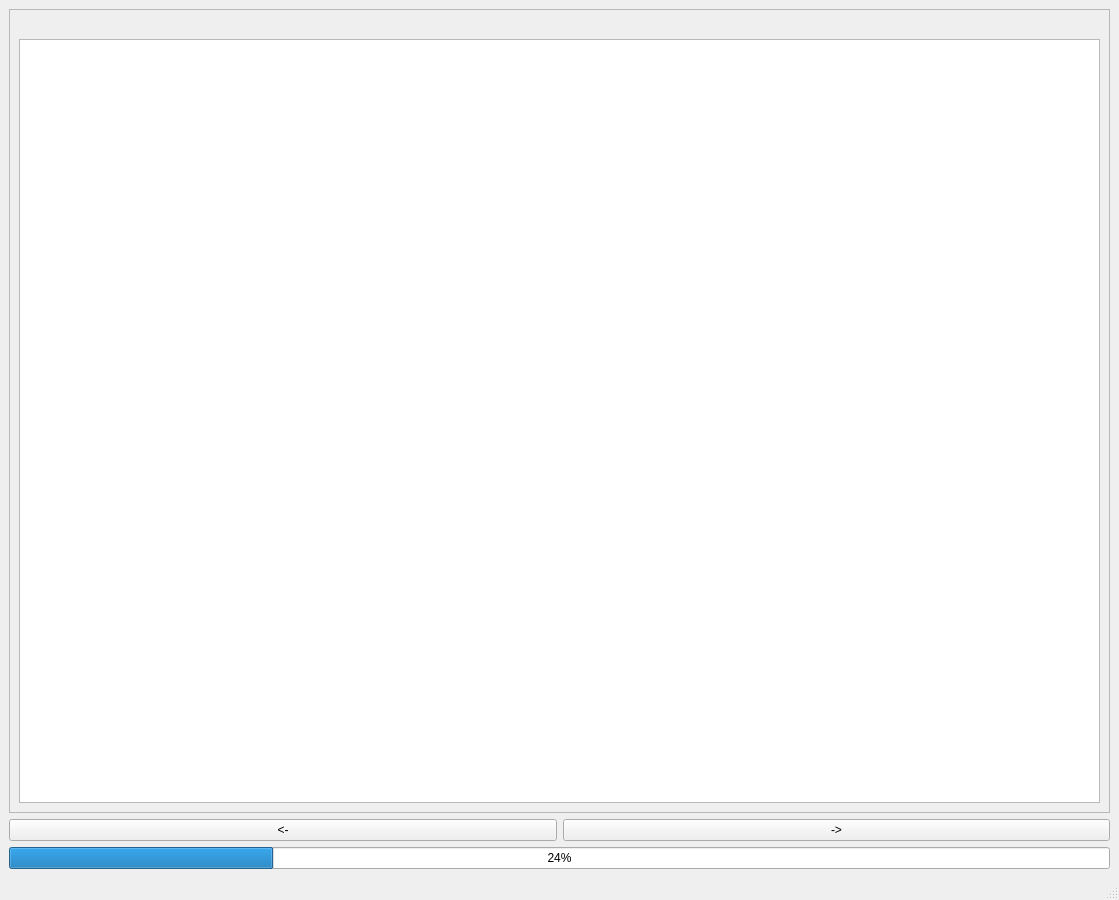
Qt form src/static/preview.ui (Pizza989/mail_match) before a commit.
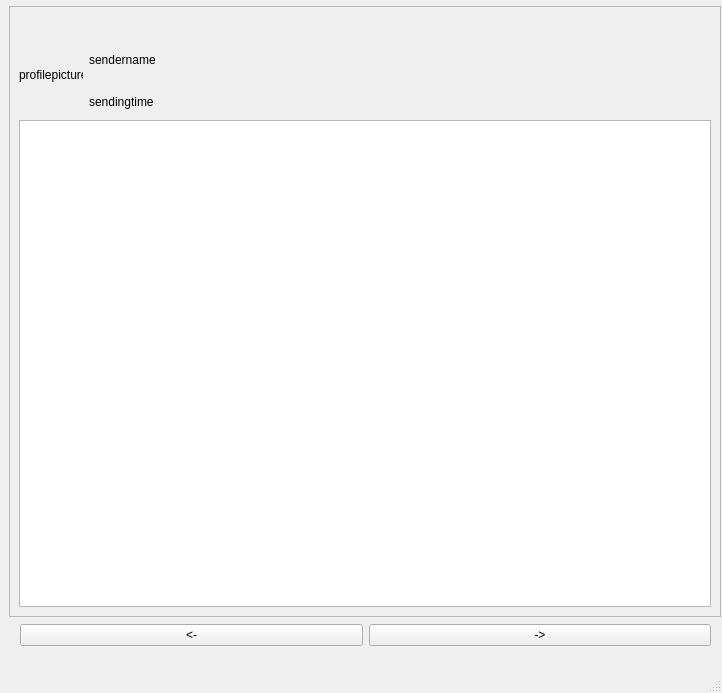
The same form after that commit.

Diff of the .ui file:
```diff
--- a/src/static/preview.ui
+++ b/src/static/preview.ui
@@ -6,17 +6,23 @@
    <rect>
     <x>0</x>
     <y>0</y>
-    <width>1119</width>
-    <height>900</height>
+    <width>722</width>
+    <height>693</height>
    </rect>
   </property>
   <property name="windowTitle">
    <string>MainWindow</string>
   </property>
   <widget class="QWidget" name="centralwidget">
-   <layout class="QVBoxLayout" name="verticalLayout_2">
-    <item>
      <widget class="QFrame" name="mail_frame">
+    <property name="geometry">
+     <rect>
+      <x>9</x>
+      <y>6</y>
+      <width>712</width>
+      <height>611</height>
+     </rect>
+    </property>
       <property name="frameShape">
        <enum>QFrame::StyledPanel</enum>
       </property>
@@ -32,18 +38,118 @@
         </widget>
        </item>
        <item>
-        <layout class="QHBoxLayout" name="horizontalLayout"/>
+      <layout class="QHBoxLayout" name="horizontalLayout_sender">
+       <item>
+        <widget class="QLabel" name="sender_ppicture_label">
+         <property name="sizePolicy">
+          <sizepolicy hsizetype="Fixed" vsizetype="Fixed">
+           <horstretch>0</horstretch>
+           <verstretch>0</verstretch>
+          </sizepolicy>
+         </property>
+         <property name="minimumSize">
+          <size>
+           <width>64</width>
+           <height>64</height>
+          </size>
+         </property>
+         <property name="maximumSize">
+          <size>
+           <width>64</width>
+           <height>64</height>
+          </size>
+         </property>
+         <property name="text">
+          <string>profilepicture</string>
+         </property>
+        </widget>
        </item>
        <item>
-        <widget class="QTextBrowser" name="email_body_browser"/>
-       </item>
-      </layout>
-     </widget>
-    </item>
+        <layout class="QVBoxLayout" name="verticalLayout_2">
+         <item>
+          <widget class="QLabel" name="sender_name_label">
+           <property name="sizePolicy">
+            <sizepolicy hsizetype="Expanding" vsizetype="Fixed">
+             <horstretch>0</horstretch>
+             <verstretch>0</verstretch>
+            </sizepolicy>
+           </property>
+           <property name="minimumSize">
+            <size>
+             <width>0</width>
+             <height>48</height>
+            </size>
+           </property>
+           <property name="maximumSize">
+            <size>
+             <width>16777215</width>
+             <height>64</height>
+            </size>
+           </property>
+           <property name="text">
+            <string>sendername</string>
+           </property>
+          </widget>
+         </item>
+         <item>
+          <widget class="QLabel" name="sending_time_label">
+           <property name="sizePolicy">
+            <sizepolicy hsizetype="Expanding" vsizetype="Fixed">
+             <horstretch>0</horstretch>
+             <verstretch>0</verstretch>
+            </sizepolicy>
+           </property>
+           <property name="minimumSize">
+            <size>
+             <width>0</width>
+             <height>24</height>
+            </size>
+           </property>
+           <property name="maximumSize">
+            <size>
+             <width>16777215</width>
+             <height>24</height>
+            </size>
+           </property>
+           <property name="text">
+            <string>sendingtime</string>
+           </property>
+          </widget>
+         </item>
+        </layout>
+       </item>
+      </layout>
+     </item>
     <item>
+      <widget class="QTextBrowser" name="email_body_browser">
+       <property name="sizePolicy">
+        <sizepolicy hsizetype="Expanding" vsizetype="Expanding">
+         <horstretch>0</horstretch>
+         <verstretch>0</verstretch>
+        </sizepolicy>
+       </property>
+      </widget>
+     </item>
+    </layout>
+   </widget>
+   <widget class="QWidget" name="">
+    <property name="geometry">
+     <rect>
+      <x>20</x>
+      <y>620</y>
+      <width>691</width>
+      <height>31</height>
+     </rect>
+    </property>
      <layout class="QHBoxLayout" name="horizontalLayout_2">
       <item>
        <widget class="QPushButton" name="sleft_button">
+       <property name="sizePolicy">
+        <sizepolicy hsizetype="Expanding" vsizetype="Fixed">
+         <horstretch>0</horstretch>
+         <verstretch>0</verstretch>
+        </sizepolicy>
+       </property>
         <property name="toolTip">
          <string>&lt;html&gt;&lt;head/&gt;&lt;body&gt;&lt;p&gt;swipe left&lt;/p&gt;&lt;/body&gt;&lt;/html&gt;</string>
         </property>
@@ -54,6 +160,12 @@
       </item>
       <item>
        <widget class="QPushButton" name="sright_button">
+       <property name="sizePolicy">
+        <sizepolicy hsizetype="Expanding" vsizetype="Fixed">
+         <horstretch>0</horstretch>
+         <verstretch>0</verstretch>
+        </sizepolicy>
+       </property>
         <property name="toolTip">
          <string>&lt;html&gt;&lt;head/&gt;&lt;body&gt;&lt;p&gt;swipe right&lt;/p&gt;&lt;/body&gt;&lt;/html&gt;</string>
         </property>
@@ -63,15 +175,7 @@
        </widget>
       </item>
      </layout>
-    </item>
-    <item>
-     <widget class="QProgressBar" name="swiping_progress">
-      <property name="value">
-       <number>24</number>
-      </property>
-     </widget>
-    </item>
-   </layout>
+   </widget>
   </widget>
   <widget class="QMenuBar" name="menubar">
    <property name="geometry">
```
Left out of the diff: 2 changed lines with no effect on the pictures. Lines whose indentation alone changed are shown as unchanged.
